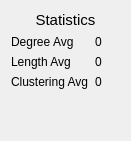
This is visigoth/statistics.ui in scvalex/visigoth as Qt 5 draws it before an edit. The edited form follows.
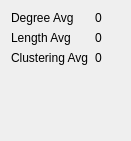
This is the edited form.

Commit message: show basic statistics #6

```diff
--- a/visigoth/statistics.ui
+++ b/visigoth/statistics.ui
@@ -14,21 +14,6 @@
    <string>Form</string>
   </property>
   <layout class="QVBoxLayout" name="verticalLayout">
-   <item>
-    <widget class="QLabel" name="label">
-     <property name="font">
-      <font>
-       <pointsize>11</pointsize>
-      </font>
-     </property>
-     <property name="text">
-      <string>Statistics</string>
-     </property>
-     <property name="alignment">
-      <set>Qt::AlignCenter</set>
-     </property>
-    </widget>
-   </item>
    <item>
     <layout class="QFormLayout" name="formLayout">
      <item row="0" column="0">
@@ -83,7 +68,7 @@
      <property name="sizeHint" stdset="0">
       <size>
        <width>20</width>
-       <height>40</height>
+       <height>61</height>
       </size>
      </property>
     </spacer>
```
The commit also changes 4 other files.
